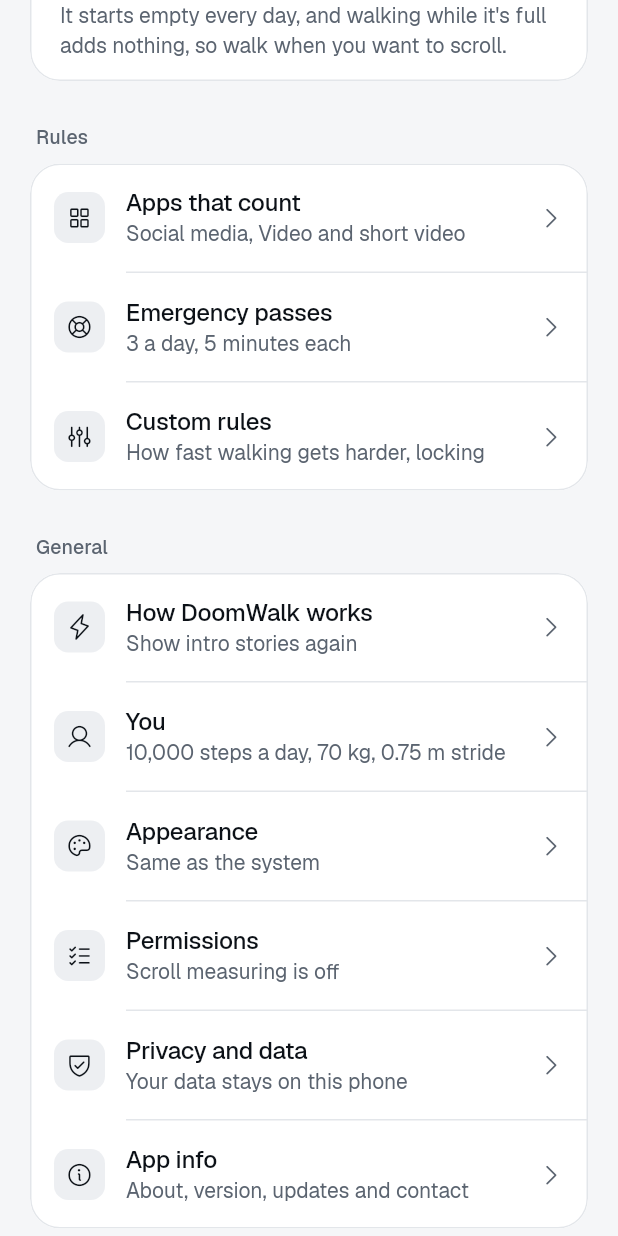
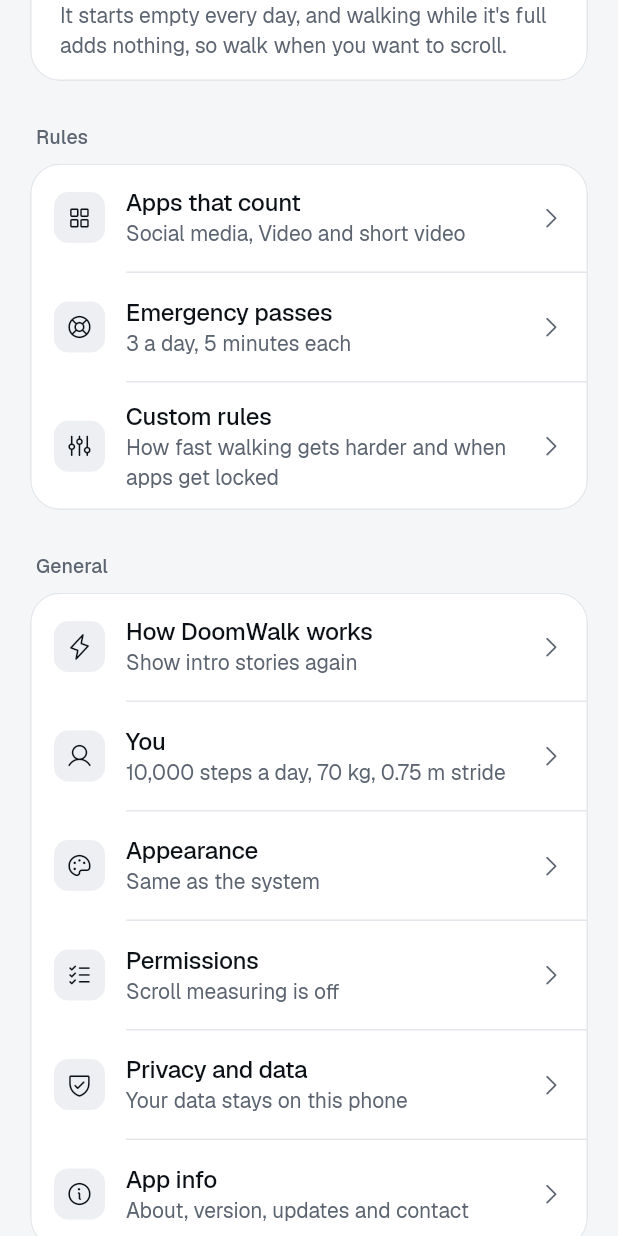
Before and after one commit to lebaaar/doomwalk, a Flutter app: the SettingsScreen widget shown alone on an empty page, opened directly, scrolled down 576 dp, on a phone screen of 412 x 824 dp. Run offline on Flutter 3.47's test engine with Material 3 defaults, Android fonts, the phone set to English and light mode, and no system bars; our stand-ins replace device_info_plus, flutter_riverpod, package_info_plus, pedometer, permission_handler, share_plus and 1 more; missing offline and left inert: home_widget, in_app_update; accounts and stored records are empty; project files that could hold a hidden picture were left out.

Commit message:
minor ui improvements

```diff
--- a/lib/ui/settings_screen.dart
+++ b/lib/ui/settings_screen.dart
@@ -133,7 +133,7 @@
             const _NavTile(
               icon: Ph.sliders,
               title: 'Custom rules',
-              subtitle: 'How fast walking gets harder, locking',
+              subtitle: 'How fast walking gets harder and when apps get locked',
               page: _CustomRulesPage(),
             ),
           ],
@@ -194,7 +194,7 @@
               SwitchListTile(
                 secondary: const IconBadge(icon: Ph.code),
                 title: const Text('Developer options'),
-                subtitle: const Text('Testing tools: add steps or scrolling'),
+                subtitle: const Text('Manually add steps or scrolling'),
                 value: c.developerOptions,
                 onChanged: c.setDeveloperOptions,
               ),
--- a/pubspec.yaml
+++ b/pubspec.yaml
@@ -16,7 +16,7 @@
 # https://developer.apple.com/library/archive/documentation/General/Reference/InfoPlistKeyReference/Articles/CoreFoundationKeys.html
 # In Windows, build-name is used as the major, minor, and patch parts
 # of the product and file versions while build-number is used as the build suffix.
-version: 0.2.0+4
+version: 0.2.1+5
 
 environment:
   sdk: ^3.13.5
```
